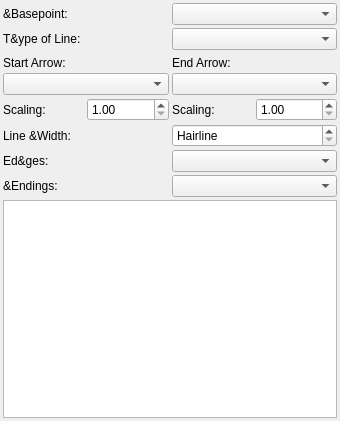
Old version of the form scribus/ui/propertiespalette_linebase.ui in the repository scribusproject/scribus.
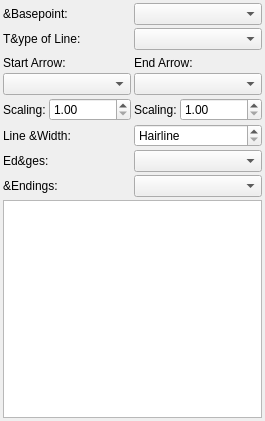
New version of the form. Custom widgets are drawn as their Qt base class.

Commit message: #16504: Shrink minimal width for Line tab in Propeties Palette <bubu>

```diff
--- a/scribus/ui/propertiespalette_linebase.ui
+++ b/scribus/ui/propertiespalette_linebase.ui
@@ -6,7 +6,7 @@
    <rect>
     <x>0</x>
     <y>0</y>
-    <width>340</width>
+    <width>265</width>
     <height>421</height>
    </rect>
   </property>
@@ -29,27 +29,33 @@
    <property name="spacing">
     <number>3</number>
    </property>
-   <item row="0" column="0" colspan="2">
-    <widget class="QLabel" name="lineModeLabel">
-     <property name="text">
-      <string>&amp;Basepoint:</string>
-     </property>
-    </widget>
-   </item>
-   <item row="0" column="2" colspan="2">
-    <widget class="QComboBox" name="lineMode"/>
-   </item>
-   <item row="1" column="0" colspan="2">
+   <item row="1" column="0">
     <widget class="QLabel" name="lineTypeLabel">
      <property name="text">
       <string>T&amp;ype of Line:</string>
      </property>
     </widget>
    </item>
-   <item row="1" column="2" colspan="2">
-    <widget class="LineCombo" name="lineType"/>
+   <item row="7" column="0">
+    <widget class="QLabel" name="lineWidthLabel">
+     <property name="text">
+      <string>Line &amp;Width:</string>
+     </property>
+    </widget>
    </item>
-   <item row="2" column="0" colspan="4">
+   <item row="9" column="1">
+    <widget class="QComboBox" name="lineEndStyle"/>
+   </item>
+   <item row="8" column="1">
+    <widget class="QComboBox" name="lineJoinStyle"/>
+   </item>
+   <item row="10" column="0" colspan="2">
+    <widget class="QListWidget" name="lineStyles"/>
+   </item>
+   <item row="4" column="1">
+    <widget class="ArrowChooser" name="endArrow"/>
+   </item>
+   <item row="2" column="0" colspan="2">
     <widget class="DashEditor" name="dashEditor">
      <property name="frameShape">
       <enum>QFrame::StyledPanel</enum>
@@ -59,35 +65,52 @@
      </property>
     </widget>
    </item>
-   <item row="3" column="0">
-    <widget class="QLabel" name="startArrowLabel">
-     <property name="text">
-      <string>Start Arrow:</string>
+   <item row="7" column="1">
+    <widget class="ScrSpinBox" name="lineWidth">
+     <property name="specialValueText">
+      <string>Hairline</string>
      </property>
-    </widget>
-   </item>
-   <item row="3" column="2">
-    <widget class="QLabel" name="endArrowLabel">
-     <property name="text">
-      <string>End Arrow:</string>
+     <property name="maximum">
+      <double>300.000000000000000</double>
      </property>
     </widget>
    </item>
-   <item row="4" column="0" colspan="2">
+   <item row="4" column="0">
     <widget class="ArrowChooser" name="startArrow"/>
    </item>
-   <item row="4" column="2" colspan="2">
-    <widget class="ArrowChooser" name="endArrow"/>
+   <item row="1" column="1">
+    <widget class="LineCombo" name="lineType"/>
+   </item>
+   <item row="0" column="1">
+    <widget class="QComboBox" name="lineMode"/>
+   </item>
+   <item row="0" column="0">
+    <widget class="QLabel" name="lineModeLabel">
+     <property name="text">
+      <string>&amp;Basepoint:</string>
+     </property>
+    </widget>
    </item>
    <item row="5" column="0">
+    <layout class="QHBoxLayout" name="horizontalLayout">
+     <property name="spacing">
+      <number>3</number>
+     </property>
+     <item>
     <widget class="QLabel" name="startArrowScaleLabel">
      <property name="text">
       <string>Scaling:</string>
      </property>
     </widget>
    </item>
-   <item row="5" column="1">
+     <item>
     <widget class="ScrSpinBox" name="startArrowScale">
+       <property name="sizePolicy">
+        <sizepolicy hsizetype="Expanding" vsizetype="Fixed">
+         <horstretch>0</horstretch>
+         <verstretch>0</verstretch>
+        </sizepolicy>
+       </property>
      <property name="minimum">
       <double>1.000000000000000</double>
      </property>
@@ -96,15 +119,28 @@
      </property>
     </widget>
    </item>
-   <item row="5" column="2">
+    </layout>
+   </item>
+   <item row="5" column="1">
+    <layout class="QHBoxLayout" name="horizontalLayout_2">
+     <property name="spacing">
+      <number>3</number>
+     </property>
+     <item>
     <widget class="QLabel" name="endArrowScaleLabel">
      <property name="text">
       <string>Scaling:</string>
      </property>
     </widget>
    </item>
-   <item row="5" column="3">
+     <item>
     <widget class="ScrSpinBox" name="endArrowScale">
+       <property name="sizePolicy">
+        <sizepolicy hsizetype="Expanding" vsizetype="Fixed">
+         <horstretch>0</horstretch>
+         <verstretch>0</verstretch>
+        </sizepolicy>
+       </property>
      <property name="minimum">
       <double>1.000000000000000</double>
      </property>
@@ -113,46 +149,36 @@
      </property>
     </widget>
    </item>
-   <item row="6" column="0" colspan="2">
-    <widget class="QLabel" name="lineWidthLabel">
+    </layout>
+   </item>
+   <item row="3" column="0">
+    <widget class="QLabel" name="startArrowLabel">
      <property name="text">
-      <string>Line &amp;Width:</string>
+      <string>Start Arrow:</string>
      </property>
     </widget>
    </item>
-   <item row="6" column="2" colspan="2">
-    <widget class="ScrSpinBox" name="lineWidth">
-     <property name="specialValueText">
-      <string>Hairline</string>
+   <item row="3" column="1">
+    <widget class="QLabel" name="endArrowLabel">
+     <property name="text">
+      <string>End Arrow:</string>
      </property>
-     <property name="maximum">
-      <double>300.000000000000000</double>
-     </property>
     </widget>
    </item>
-   <item row="7" column="0">
+   <item row="8" column="0">
     <widget class="QLabel" name="lineJoinLabel">
      <property name="text">
       <string>Ed&amp;ges:</string>
      </property>
     </widget>
    </item>
-   <item row="7" column="2" colspan="2">
-    <widget class="QComboBox" name="lineJoinStyle"/>
-   </item>
-   <item row="8" column="0">
+   <item row="9" column="0">
     <widget class="QLabel" name="lineEndLabel">
      <property name="text">
       <string>&amp;Endings:</string>
      </property>
     </widget>
    </item>
-   <item row="8" column="2" colspan="2">
-    <widget class="QComboBox" name="lineEndStyle"/>
-   </item>
-   <item row="9" column="0" colspan="4">
-    <widget class="QListWidget" name="lineStyles"/>
-   </item>
   </layout>
  </widget>
  <customwidgets>
```
Lines whose indentation alone changed are shown as unchanged.
